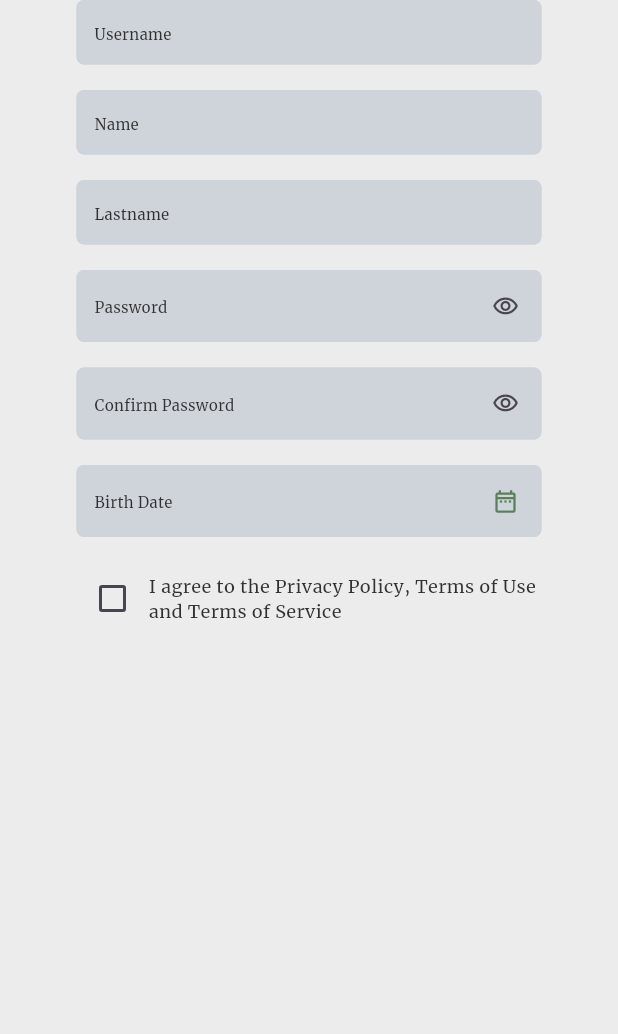
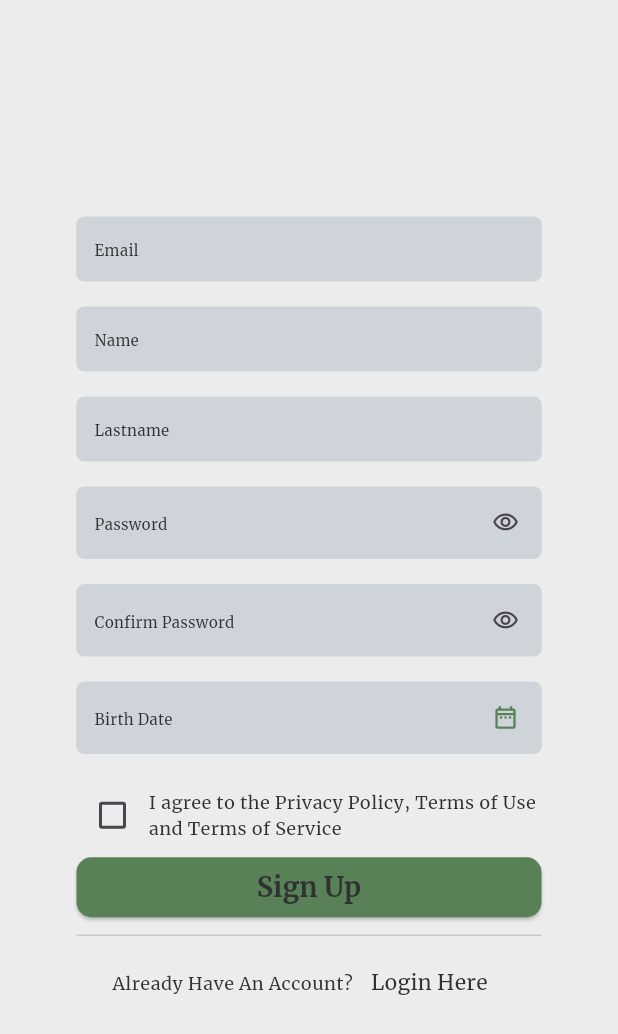
Before and after one commit to ilkerciblak/moddev.shop, a Flutter app: the SignUpScreen screen opened by its route, on a phone screen of 412 x 824 dp. Shown: the top 1034 px of the screen. Run offline on Flutter 3.47's test engine with Material 3 defaults, Android fonts, the phone set to English and light mode, and no system bars; our stand-ins replace bloc, flutter_bloc, flutter_dotenv, flutter_secure_storage, fpdart, get_it and 3 more; missing offline and left inert: encrypt; accounts and stored records are empty.

Commit message:
feature(sign-in): implement sign-up ui and logic

````diff
--- a/mobile_application/lib/common/presentation/form_fields/_form_fields.dart
+++ b/mobile_application/lib/common/presentation/form_fields/_form_fields.dart
@@ -1,2 +1,3 @@
 export 'general_text_form_field.dart';
 export 'custom_form_fields/_custom_form_fields.dart';
+export 'validators/_validations.dart';
--- a/mobile_application/lib/common/presentation/form_fields/custom_form_fields/check_box_form_field.dart
+++ b/mobile_application/lib/common/presentation/form_fields/custom_form_fields/check_box_form_field.dart
@@ -16,6 +16,9 @@ import 'package:mobile_application/common/presentation/form_fields/validators/va
 /// `Asserts` when:
 /// - Both `label` and `labelText` is defined. Both arguments are used to construct labeling widget. Do not use both
 ///
+/// `Component` using Theme.of(context) to construct error state, text labeling theme in order to build common
+/// visuality and prevent repeated codes. However, you can override some of the theming with  `labelTextStyle` or using
+/// custom `label` widget.
 class CheckBoxFormField extends StatelessWidget {
   final ValueChanged<bool> onChanged;
   final Widget? label;
@@ -27,7 +30,7 @@ class CheckBoxFormField extends StatelessWidget {
   CheckBoxFormField({
     super.key,
     required this.onChanged,
-    this.autovalidateMode = AutovalidateMode.disabled,
+    this.autovalidateMode = AutovalidateMode.always,
     this.validators,
     this.label,
     this.labelText,
@@ -54,6 +57,12 @@ class CheckBoxFormField extends StatelessWidget {
               },
               activeColor: AppColors.primaryGreen,
               isError: field.hasError,
+              side: field.hasError
+                  ? Theme.of(context)
+                      .inputDecorationTheme
+                      .errorBorder
+                      ?.borderSide
+                  : null,
             ),
             if (labelText != null)
               Expanded(
--- a/mobile_application/lib/common/presentation/form_fields/general_text_form_field.dart
+++ b/mobile_application/lib/common/presentation/form_fields/general_text_form_field.dart
@@ -13,8 +13,9 @@ class GeneralTextFormField extends StatefulWidget {
   final String? currentValue;
   final int? maxLength;
   final bool secureInput;
+  final TextEditingController? textEditingController;
 
-  const GeneralTextFormField({
+  GeneralTextFormField({
     super.key,
     required this.onChanged,
     required this.inputDecoration,
@@ -25,7 +26,11 @@ class GeneralTextFormField extends StatefulWidget {
     this.nextFocusNode,
     this.currentValue,
     this.maxLength,
-  });
+    this.textEditingController,
+  }) {
+    assert(textEditingController == null || currentValue == null,
+        'One of the textEditingController or currentValue parameter should be null');
+  }
 
   @override
   State<GeneralTextFormField> createState() => _GeneralTextFormFieldState();
@@ -55,9 +60,12 @@ class _GeneralTextFormFieldState extends State<GeneralTextFormField>
               .textTheme
               .titleMedium
               ?.copyWith(color: AppColors.primaryBlack),
+          controller: widget.textEditingController,
           focusNode: widget.currentFocusNode,
           obscureText: obsecure,
-          onChanged: widget.onChanged,
+          onChanged: (value) {
+            widget.onChanged(value);
+          },
           initialValue: widget.currentValue,
           autovalidateMode: widget.autovalidateMode,
           maxLength: widget.maxLength,
--- /dev/null
+++ b/mobile_application/lib/common/presentation/form_fields/validators/_validations.dart
@@ -0,0 +1,3 @@
+export 'check_box_validations.dart';
+export 'string_validators.dart';
+export 'validation_helper.dart';
--- /dev/null
+++ b/mobile_application/lib/common/presentation/form_fields/validators/check_box_validations.dart
@@ -0,0 +1,4 @@
+final class CheckBoxValidations {
+  static String? shouldBeChecked(bool? value) =>
+      (value != null && value) ? null : '';
+}
--- a/mobile_application/lib/common/presentation/form_fields/validators/string_validators.dart
+++ b/mobile_application/lib/common/presentation/form_fields/validators/string_validators.dart
@@ -6,7 +6,7 @@ class StringValidators {
       RegExp(r'^(([^<>()[\]\\.,;:\s@\"]+(\.[^<>()[\]\\.,;:\s@\"]+)*)|(\".+\"))@((\[[0-9]{1,3}\.[0-9]{1,3}\.[0-9]{1,3}\.[0-9]{1,3}\])|(([a-zA-Z\-0-9]+\.)+[a-zA-Z]{2,}))$')
               .hasMatch(value!)
           ? null
-          : 'Please enter a valid email pattern';
+          : 'Please enter a valid email pattern like example@example.com';
 
   static String? correctUsername(String? value) =>
       RegExp(r'^[a-zA-Z][a-zA-Z0-9_]{5,25}$').hasMatch(value!)
@@ -17,8 +17,29 @@ class StringValidators {
       RegExp(r'^[A-ZÇĞİÖŞÜ][a-zçğıöşü]+(?: [A-ZÇĞİÖŞÜ][a-zçğıöşü]+)*$')
               .hasMatch(value!)
           ? null
-          : 'Please Enter a Valid Birth Name pattern like \'ilker\'';
+          : 'Please Enter a Valid Birth Name pattern like \'Ilker\'';
 
-  static String? passwordCoupleMatching(String? value, String? other) =>
-      value?.compareTo(other ?? '') == 0 ? null : 'Passwords Should Match';
+  ///
+  /// Creates a Password and Confirm Password Matching Validator
+  ///
+  /// __[Usage]__:
+  /// ```dart
+  ///   StringValidators.passwordCoupleMatching(otherPassword)
+  /// ```
+  ///
+  /// it will automatically plug current password input value into it
+  ///
+  /// __@return__:
+  /// - null if passwords match correctly
+  /// - ValidationResult 'Password Should Match' if not match correctly
+  static String? Function(String?) passwordCoupleMatching(String? value) =>
+      (String? other) {
+        if (value!.compareTo(other!) != 0) return 'Passwords Should Match';
+        return null;
+      };
+  // value?.compareTo(other ?? '') == 0 ? null : 'Passwords Should Match';
+  // ((String? other) {
+  //       if (value!.compareTo(other!) != 0) return 'Passwords Should Match';
+  //       return null;
+  //     }).call(value);
 }
--- a/mobile_application/lib/common/presentation/form_fields/validators/validation_helper.dart
+++ b/mobile_application/lib/common/presentation/form_fields/validators/validation_helper.dart
@@ -1,12 +1,15 @@
 class ValidationHelper {
   static String? chainValidators<T>(
-    List<String? Function(T)>? validators,
+    List<String? Function(T value)>? validators,
     T value,
   ) {
     return validators?.fold(
       null,
       (lastValidationResult, nextValidator) {
-        return lastValidationResult ?? nextValidator.call(value);
+        return lastValidationResult ??
+            nextValidator.call(
+              value,
+            );
       },
     );
   }
--- a/mobile_application/lib/common/service/_service.dart
+++ b/mobile_application/lib/common/service/_service.dart
@@ -1,5 +1,7 @@
 export 'network_service/network_service.dart';
 export 'encryption/encryption_service.dart';
+export 'encryption/encrypter_mode.dart';
+
 export 'shared_preferences/encrypted_shared_preferences_manager.dart';
 export 'secure_storage_service/encrypted_secure_storage_service.dart';
 export 'authentication/_authentication.dart';
--- a/mobile_application/lib/feature/user/_user.dart
+++ b/mobile_application/lib/feature/user/_user.dart
@@ -1 +1,4 @@
 export 'presentation/user_route_registrar.dart';
+export 'data/_data.dart';
+export 'application/_application.dart';
+export 'domain/_domain.dart';
--- a/mobile_application/lib/feature/user/domain/user.dart
+++ b/mobile_application/lib/feature/user/domain/user.dart
@@ -1,5 +1,5 @@
+import 'package:mobile_application/feature/user/domain/user_address.dart';
 import 'package:mobile_application/feature/user/domain/user_payment_method.dart';
-import 'package:mobile_application/feature/user/domain/user_address.dart';
 
 final class User {
   final int identifier;
@@ -53,4 +53,24 @@ final class User {
         userPaymentMethod.hashCode ^
         userAddress.hashCode;
   }
+
+  User copyWith({
+    int? identifier,
+    String? firstName,
+    String? lastName,
+    String? email,
+    String? imageUrl,
+    UserPaymentMethod? userPaymentMethod,
+    UserAddress? userAddress,
+  }) {
+    return User(
+      identifier: identifier ?? this.identifier,
+      firstName: firstName ?? this.firstName,
+      lastName: lastName ?? this.lastName,
+      email: email ?? this.email,
+      imageUrl: imageUrl ?? this.imageUrl,
+      userPaymentMethod: userPaymentMethod ?? this.userPaymentMethod,
+      userAddress: userAddress ?? this.userAddress,
+    );
+  }
 }
--- a/mobile_application/lib/feature/user/presentation/content/sign_up/sign_up_form_content.dart
+++ b/mobile_application/lib/feature/user/presentation/content/sign_up/sign_up_form_content.dart
@@ -1,7 +1,7 @@
 // ignore_for_file: public_member_api_docs, sort_constructors_first
 import 'package:flutter/material.dart';
 import 'package:mobile_application/common/_common.dart';
-import 'package:mobile_application/common/presentation/form_fields/validators/string_validators.dart';
+import 'package:mobile_application/feature/user/presentation/content/sign_up/sign_up_form_mixin.dart';
 
 class SignUpFormContent extends StatefulWidget {
   final ActionResult<void> actionResult;
@@ -23,86 +23,184 @@ class SignUpFormContent extends StatefulWidget {
 }
 
 class _SignUpFormContentState extends State<SignUpFormContent>
-    with GlobalFormMixin {
+    with GlobalFormMixin, SignUpFormMixin {
   @override
   Widget build(BuildContext context) {
     return Form(
       key: customFormKey,
       child: Column(
         children: [
-          GeneralTextFormField(
-            onChanged: (value) {},
-            inputDecoration: const InputDecoration(
-              helperText: '',
-              hintText: 'Username',
+          _EmailFormField(widget: widget),
+          // AppSpacing.verticalGapMd,
+          _NameFormField(widget: widget),
+          _LastNameFormField(widget: widget),
+          _PasswordField(passwordVal: passwordVal),
+          _ConfirmPasswordField(passwordVal: passwordVal),
+          const _BirthDateFormField(),
+          const _TermsAndPolicyCheckBox(),
+          Row(
+            children: [
+              Expanded(
+                child: ElevatedStatefullButton(
+                  btnText: 'Sign Up',
+                  actionResult: widget.actionResult,
+                  backgroundColor: AppColors.primaryGreen,
+                  onTap: () {
+                    if (validForm) widget.onSubmit();
+                  },
                 ),
-            validatorList: const [
-              StringValidators.emptyCheck,
-              StringValidators.correctUsername,
+              )
+            ],
+          )
         ],
       ),
-          // AppSpacing.verticalGapMd,
-          GeneralTextFormField(
-            onChanged: (value) {},
-            inputDecoration: const InputDecoration(
-              helperText: '',
-              hintText: 'Name',
-            ),
-            validatorList: const [
-              StringValidators.emptyCheck,
-              StringValidators.alowableName
-            ],
-          ),
-          GeneralTextFormField(
-            onChanged: (value) {},
-            inputDecoration: const InputDecoration(
-              helperText: '',
-              hintText: 'Lastname',
-            ),
-            validatorList: const [
-              StringValidators.emptyCheck,
-              StringValidators.alowableName
-            ],
-          ),
-          GeneralTextFormField(
-            onChanged: (value) {},
-            secureInput: true,
-            inputDecoration: const InputDecoration(
-              helperText: '',
-              hintText: 'Password',
-            ),
-          ),
-          GeneralTextFormField(
+    );
+  }
+}
+
+class _ConfirmPasswordField extends StatelessWidget {
+  const _ConfirmPasswordField({
+    required this.passwordVal,
+  });
+
+  final ValueNotifier<String> passwordVal;
+
+  @override
+  Widget build(BuildContext context) {
+    return ValueListenableBuilder(
+      valueListenable: passwordVal,
+      builder: (context, value, child) {
+        return GeneralTextFormField(
           onChanged: (value) {},
           secureInput: true,
           inputDecoration: const InputDecoration(
             helperText: '',
             hintText: 'Confirm Password',
           ),
-            // validatorList: [],
-          ),
-          DateSelectionFormField(
-            onChanged: (value) {},
-            label: 'Birth Date',
-            validators: [
-              (value) {
-                return value != null ? null : 'Please Select a Date!';
+          validatorList: [StringValidators.passwordCoupleMatching(value)],
+        );
       },
-              (value) {
-                return value!.isAfter(DateTime.now())
-                    ? null
-                    : 'Date cannot be after than today';
+    );
+  }
+}
+
+class _PasswordField extends StatelessWidget {
+  const _PasswordField({
+    required this.passwordVal,
+  });
+
+  final ValueNotifier<String> passwordVal;
+
+  @override
+  Widget build(BuildContext context) {
+    return GeneralTextFormField(
+      onChanged: (value) {
+        passwordVal.value = value;
       },
-            ],
-            lastDate: DateTime.now(),
-          ),
-          CheckBoxFormField(
-            onChanged: (value) {},
-            labelText:
-                'I agree to the Privacy Policy, Terms of Use and Terms of Service',
-          ),
-        ],
+      secureInput: true,
+      inputDecoration: const InputDecoration(
+        helperText: '',
+        hintText: 'Password',
       ),
     );
   }
 }
+
+class _TermsAndPolicyCheckBox extends StatelessWidget {
+  const _TermsAndPolicyCheckBox();
+
+  @override
+  Widget build(BuildContext context) {
+    return CheckBoxFormField(
+      onChanged: (value) {},
+      validators: const [CheckBoxValidations.shouldBeChecked],
+      labelText:
+          'I agree to the Privacy Policy, Terms of Use and Terms of Service',
+    );
+  }
+}
+
+class _BirthDateFormField extends StatelessWidget {
+  const _BirthDateFormField();
+
+  @override
+  Widget build(BuildContext context) {
+    return DateSelectionFormField(
+      onChanged: (value) {},
+      label: 'Birth Date',
+      lastDate: DateTime.now(),
+    );
+  }
+}
+
+class _LastNameFormField extends StatelessWidget {
+  const _LastNameFormField({
+    required this.widget,
+  });
+
+  final SignUpFormContent widget;
+
+  @override
+  Widget build(BuildContext context) {
+    return GeneralTextFormField(
+      onChanged: widget.onLastNameChanged,
+      inputDecoration: const InputDecoration(
+        helperText: '',
+        hintText: 'Lastname',
+      ),
+      autovalidateMode: AutovalidateMode.onUserInteraction,
+      validatorList: const [
+        StringValidators.emptyCheck,
+        StringValidators.alowableName
+      ],
+    );
+  }
+}
+
+class _NameFormField extends StatelessWidget {
+  const _NameFormField({
+    required this.widget,
+  });
+
+  final SignUpFormContent widget;
+
+  @override
+  Widget build(BuildContext context) {
+    return GeneralTextFormField(
+      onChanged: widget.onFirstNameChanged,
+      inputDecoration: const InputDecoration(
+        helperText: '',
+        hintText: 'Name',
+      ),
+      autovalidateMode: AutovalidateMode.onUserInteraction,
+      validatorList: const [
+        StringValidators.emptyCheck,
+        StringValidators.alowableName
+      ],
+    );
+  }
+}
+
+class _EmailFormField extends StatelessWidget {
+  const _EmailFormField({
+    required this.widget,
+  });
+
+  final SignUpFormContent widget;
+
+  @override
+  Widget build(BuildContext context) {
+    return GeneralTextFormField(
+      onChanged: widget.onEmailChanged,
+      inputDecoration: const InputDecoration(
+        helperText: '',
+        hintText: 'Email',
+      ),
+      autovalidateMode: AutovalidateMode.onUserInteraction,
+      validatorList: const [
+        StringValidators.emptyCheck,
+        StringValidators.correctEmail,
+      ],
+    );
+  }
+}
--- /dev/null
+++ b/mobile_application/lib/feature/user/presentation/content/sign_up/sign_up_form_mixin.dart
@@ -0,0 +1,5 @@
+import 'package:flutter/material.dart';
+
+mixin SignUpFormMixin<T extends StatefulWidget> on State<T> {
+  late final ValueNotifier<String> passwordVal = ValueNotifier<String>('');
+}
--- /dev/null
+++ b/mobile_application/lib/feature/user/presentation/screen/sign_up/controller/_controller.dart
@@ -0,0 +1,2 @@
+export 'sign_up_screen_state.dart';
+export 'sign_up_screen_cubit.dart';
--- /dev/null
+++ b/mobile_application/lib/feature/user/presentation/screen/sign_up/controller/sign_up_screen_state.dart
@@ -0,0 +1,37 @@
+import 'package:mobile_application/common/_common.dart';
+import 'package:mobile_application/feature/user/domain/_domain.dart';
+
+class SignUpScreenState {
+  final User user;
+  final ActionResult<void> signUpResult;
+
+  SignUpScreenState({
+    required this.user,
+    required this.signUpResult,
+  });
+
+  factory SignUpScreenState.initial() => SignUpScreenState(
+        user: User.def(),
+        signUpResult: const Idle(),
+      );
+
+  SignUpScreenState copyWith({
+    User? user,
+    ActionResult<void>? signUpResult,
+  }) {
+    return SignUpScreenState(
+      user: user ?? this.user,
+      signUpResult: signUpResult ?? this.signUpResult,
+    );
+  }
+
+  @override
+  bool operator ==(covariant SignUpScreenState other) {
+    if (identical(this, other)) return true;
+
+    return other.user == user && other.signUpResult == signUpResult;
+  }
+
+  @override
+  int get hashCode => user.hashCode ^ signUpResult.hashCode;
+}
--- a/mobile_application/lib/feature/user/presentation/screen/sign_up/sign_up_screen.dart
+++ b/mobile_application/lib/feature/user/presentation/screen/sign_up/sign_up_screen.dart
@@ -1,6 +1,10 @@
 import 'package:flutter/material.dart';
+import 'package:flutter_bloc/flutter_bloc.dart';
 import 'package:mobile_application/common/_common.dart';
+import 'package:mobile_application/common/extension/future_extensions.dart';
 import 'package:mobile_application/feature/user/presentation/content/_content.dart';
+import 'package:mobile_application/feature/user/presentation/screen/sign_up/controller/_controller.dart';
+import 'package:go_router/go_router.dart';
 
 class SignUpScreen extends StatefulWidget {
   const SignUpScreen({super.key});
@@ -10,6 +14,8 @@ class SignUpScreen extends StatefulWidget {
 }
 
 class _SignUpScreenState extends State<SignUpScreen> {
+  final SignUpScreenCubit cb = SignUpScreenCubit();
+
   @override
   Widget build(BuildContext context) {
     return Scaffold(
@@ -17,16 +23,39 @@ class _SignUpScreenState extends State<SignUpScreen> {
       body: SafeArea(
           child: Padding(
         padding: const EdgeInsets.symmetric(horizontal: AppSpacing.xxl * 3),
-        child: Column(
-          children: [
-            SignUpFormContent(
-              actionResult: const Idle(),
-              onSubmit: () {},
-              onFirstNameChanged: (val) {},
-              onLastNameChanged: (val) {},
-              onEmailChanged: (val) {},
-            )
-          ],
+        child: BlocBuilder<SignUpScreenCubit, SignUpScreenState>(
+          bloc: cb,
+          builder: (context, state) {
+            return Column(
+              mainAxisSize: MainAxisSize.max,
+              mainAxisAlignment: MainAxisAlignment.center,
+              children: [
+                SignUpFormContent(
+                  actionResult: state.signUpResult,
+                  onFirstNameChanged: cb.onFirstnameChanged,
+                  onLastNameChanged: cb.onLastnameChanged,
+                  onEmailChanged: cb.onEmailChanged,
+                  onSubmit: () => cb
+                      .signUp()
+                      .withGoNamedRoute(context, pathName: 'login-screen'),
+                ),
+                const Divider(),
+                Wrap(
+                  crossAxisAlignment: WrapCrossAlignment.center,
+                  children: [
+                    const Text('Already Have An Account?'),
+                    TextButton(
+                      onPressed: () => context.goNamed('login-screen'),
+                      child: Text(
+                        'Login Here',
+                        style: Theme.of(context).textTheme.titleMedium,
+                      ),
+                    )
+                  ],
+                )
+              ],
+            );
+          },
         ),
       )),
     );
````
Also changed, not shown: mobile_application/lib/common/config/init.dart (+11 -2 lines), mobile_application/lib/feature/user/presentation/screen/sign_up/controller/sign_up_screen_cubit.dart (added, +39 -0 lines). Lines whose indentation alone changed are shown as unchanged.
